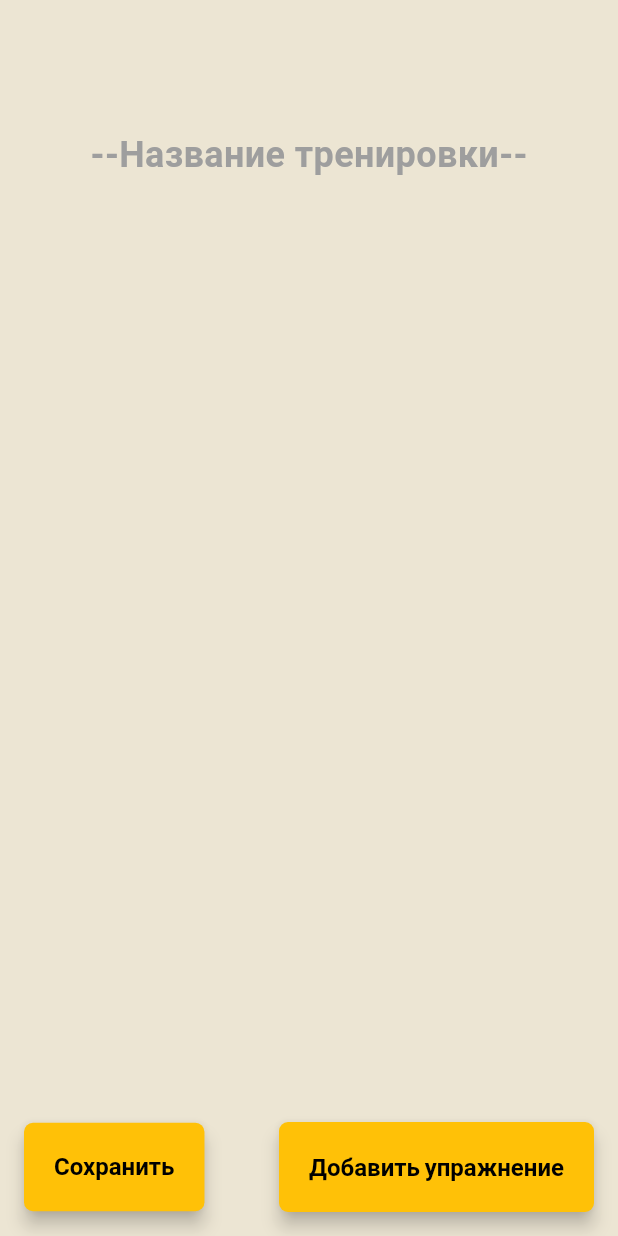
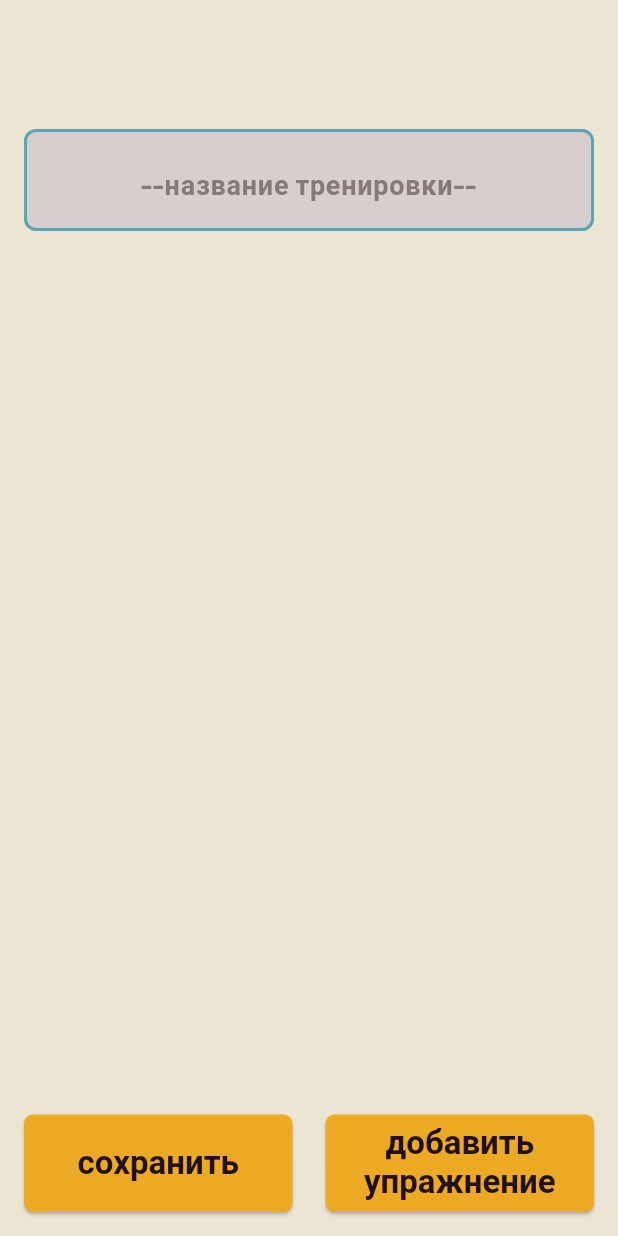
Before and after one commit to vkhokh/Grindstone, a Flutter app: the TrainingScreen screen opened directly, on a phone screen of 412 x 824 dp. Run offline on Flutter 3.47's test engine with Material 3 defaults, Android fonts, the phone set to English and light mode, and no system bars; our stand-ins replace google_fonts.

Commit message:
fix create training screen

```diff
--- a/lib/pages/create_menu.dart
+++ b/lib/pages/create_menu.dart
@@ -1,5 +1,10 @@
+import 'package:dp/theme/theme.dart';
 import 'package:flutter/material.dart';
 import 'package:flutter/foundation.dart';
+
+// Импортируем ваши цвета и тему
+import 'package:dp/colors.dart';
+import 'package:google_fonts/google_fonts.dart'; // Убедитесь, что путь правильный
 
 void main() {
   runApp(MyApp());
@@ -11,6 +16,7 @@ class MyApp extends StatelessWidget {
   @override
   Widget build(BuildContext context) {
     return MaterialApp(
+      theme: mainTheme, // Применяем вашу тему ко всему приложению
       home: TrainingScreen(),
     );
   }
@@ -24,11 +30,36 @@ class TrainingScreen extends StatefulWidget {
 }
 
 class TrainingScreenState extends State<TrainingScreen> {
-  final TextEditingController _controller = TextEditingController();
+  final TextEditingController _exerciseController = TextEditingController();
+  final TextEditingController _trainingNameController = TextEditingController();
+  final FocusNode _trainingNameFocusNode = FocusNode(); // Новый FocusNode
+
   List<String> exercises = [];
 
+  // Состояние для отслеживания, редактируется ли поле
+  bool _isTrainingNameFocused = false;
+
+  @override
+  void initState() {
+    super.initState();
+    // Слушаем изменения фокуса
+    _trainingNameFocusNode.addListener(() {
+      setState(() {
+        _isTrainingNameFocused = _trainingNameFocusNode.hasFocus;
+      });
+    });
+  }
+
+  @override
+  void dispose() {
+    _exerciseController.dispose();
+    _trainingNameController.dispose();
+    _trainingNameFocusNode.dispose();
+    super.dispose();
+  }
+
   void _openExerciseDialog([String? initialName]) {
-    _controller.text = initialName ?? "";
+    _exerciseController.text = initialName ?? "";
     showDialog(
       context: context,
       builder: (BuildContext context) {
@@ -36,18 +67,18 @@ class TrainingScreenState extends State<TrainingScreen> {
           shape: RoundedRectangleBorder(
             borderRadius: BorderRadius.circular(12.0),
           ),
-          backgroundColor: Color(0xFFEBE3D0), // Background color
+          backgroundColor: Color(0xFFEBE3D0), // Background color (как было изначально)
           child: Container(
             width: 300,
             padding: const EdgeInsets.all(24.0),
             child: Column(
               mainAxisSize: MainAxisSize.min,
               children: [
-                const Padding(
-                  padding: EdgeInsets.only(top: 30, bottom: 20),
+                Padding(
+                  padding: const EdgeInsets.only(top: 30, bottom: 20),
                   child: Text(
                     "Выберите упражнение",
-                    style: TextStyle(
+                    style: TextStyle( // Оставляем как было
                       fontSize: 18,
                       fontWeight: FontWeight.bold,
                       color: Colors.black,
@@ -62,8 +93,8 @@ class TrainingScreenState extends State<TrainingScreen> {
                     child: TextField(
                       decoration: InputDecoration(
                         hintText: 'Название упражнения',
-                        hintStyle: TextStyle(color: Colors.grey),
-                        filled: false,
+                        hintStyle: TextStyle(color: Colors.grey), // Как было
+                        filled: false, // Как было (без заливки)
                         border: const UnderlineInputBorder(
                           borderSide: BorderSide(color: Colors.black, width: 2.0),
                         ),
@@ -74,7 +105,7 @@ class TrainingScreenState extends State<TrainingScreen> {
                           borderSide: BorderSide(color: Colors.black, width: 2.0),
                         ),
                       ),
-                      controller: _controller,
+                      controller: _exerciseController,
                     ),
                   ),
                 ),
@@ -82,14 +113,14 @@ class TrainingScreenState extends State<TrainingScreen> {
                   padding: const EdgeInsets.only(top: 10, bottom: 10),
                   child: ElevatedButton(
                     onPressed: () {
-                      String exerciseName = _controller.text;
+                      String exerciseName = _exerciseController.text;
                       if (exerciseName.isNotEmpty) {
                         setState(() {
                           if (initialName != null) {
                             int index = exercises.indexOf(initialName);
-                            exercises[index] = exerciseName;  // Update existing exercise
+                            exercises[index] = exerciseName; // Обновляем существующее упражнение
                           } else {
-                            exercises.add(exerciseName);  // Add new exercise
+                            exercises.add(exerciseName); // Добавляем новое упражнение
                           }
                         });
                         Navigator.of(context).pop();
@@ -97,13 +128,14 @@ class TrainingScreenState extends State<TrainingScreen> {
                     },
                     style: ElevatedButton.styleFrom(
                       fixedSize: const Size(185, 60),
-                      backgroundColor: Colors.amber,
-                      foregroundColor: Colors.black,
+                      backgroundColor:elevatedButtonBackgroundColor, // Как было (можно заменить на elevatedButtonBackgroundColor, если хотите)
+                      foregroundColor:elevatedButtonForegroundColor, // Как было
                       shadowColor: Colors.black.withValues(alpha: 2),
-                      elevation: 5,),
-                    child: const Text(
+                      elevation: 5,
+                    ),
+                    child: Text(
                       'Сохранить',
-                      style: TextStyle(
+                      style: TextStyle( // Как было
                         fontSize: 18,
                         fontWeight: FontWeight.bold,
                       ),
@@ -120,25 +152,64 @@ class TrainingScreenState extends State<TrainingScreen> {
 
   @override
   Widget build(BuildContext context) {
+    // Определяем стиль InputDecoration в зависимости от состояния
+    InputDecoration getTrainingNameInputDecoration() {
+      // Если поле в фокусе ИЛИ поле не в фокусе И пустое (для подсказки), показываем рамку и заливку
+      if (_isTrainingNameFocused || _trainingNameController.text.trim().isEmpty) {
+        return InputDecoration(
+          hintText: '--название тренировки--',
+          hintStyle: GoogleFonts.barlow( // Используем ваш шрифт
+            color: hintTextForegroundColor, // Используем цвет подсказки из ваших assets
+            fontWeight: FontWeight.bold,
+            fontSize: 18, // Уменьшенный размер шрифта для подсказки
+          ),
+          filled: true, // Заливка активна при фокусе или когда пусто
+          fillColor: inputInnerColor,
+          border: OutlineInputBorder(
+            borderRadius: BorderRadius.circular(8),
+            borderSide: BorderSide(width: 2, color: inputOutlineBorderColor),
+          ),
+          focusedBorder: OutlineInputBorder(
+            borderRadius: BorderRadius.circular(8),
+            borderSide: BorderSide(width: 4, color: inputOutlineBorderColor),
+          ),
+        );
+      } else {
+        // Если поле НЕ в фокусе И содержит текст, убираем заливку и рамку
+        return InputDecoration(
+          filled: false, // Нет заливки
+          border: InputBorder.none, // Нет рамки
+          enabledBorder: InputBorder.none, // Нет рамки
+          focusedBorder: InputBorder.none, // Нет рамки
+        );
+      }
+    }
+
     return Scaffold(
       body: Stack(
         children: [
-          // Main content
+          // Основной контент
           Padding(
             padding: const EdgeInsets.all(16.0),
             child: Column(
               children: [
-                SizedBox(height: 70), // Top margin roughly 2-3 cm
-                Text(
-                  "--Название тренировки--",
-                  style: TextStyle(
-                    fontSize: 24, // Increased font size
-                    fontWeight: FontWeight.bold,
-                    color: Colors.grey,
+                SizedBox(height: 70), // Верхний отступ
+                // Поле для названия тренировки
+                Padding(
+                  padding: const EdgeInsets.only(bottom: 20),
+                  child: TextField(
+                    decoration: getTrainingNameInputDecoration(), // Используем динамически созданный стиль
+                    controller: _trainingNameController,
+                    focusNode: _trainingNameFocusNode, // Привязываем FocusNode
+                    textAlign: TextAlign.center,
+                    style: GoogleFonts.barlow( // Стиль текста, который вводит пользователь
+                      color: elevatedButtonForegroundColor, // Используем цвет из ваших assets вместо Colors.black
+                      fontWeight: FontWeight.bold,
+                      fontSize: 24, // Размер шрифта для введённого текста
+                    ),
                   ),
                 ),
-                SizedBox(height: 20),
-                // Display the exercises
+                // Список упражнений
                 Expanded(
                   child: ListView.builder(
                     itemCount: exercises.length,
@@ -149,18 +220,18 @@ class TrainingScreenState extends State<TrainingScreen> {
                         padding: const EdgeInsets.symmetric(horizontal: 16.0),
                         decoration: BoxDecoration(
                           borderRadius: BorderRadius.circular(8.0),
-                          color: Color(0xFFE0E0E0), // Exercise background
+                          color: inputInnerColor, // Используем серый цвет из ваших assets
                         ),
                         child: ListTile(
                           title: Text(
                             exercises[index],
-                            style: TextStyle(
+                            style: GoogleFonts.barlow( // Используем ваш шрифт
                               fontSize: 16,
-                              color: Colors.black,
+                              color: elevatedButtonForegroundColor, // Цвет текста упражнения тоже из assets
                             ),
                           ),
                           trailing: IconButton(
-                            icon: Icon(Icons.edit, color: Colors.black),
+                            icon: Icon(Icons.edit, color: elevatedButtonForegroundColor), // Цвет иконки из assets
                             onPressed: () {
                               _openExerciseDialog(exercises[index]);
                             },
@@ -173,7 +244,7 @@ class TrainingScreenState extends State<TrainingScreen> {
               ],
             ),
           ),
-          // Buttons at the bottom
+          // Кнопки внизу
           Align(
             alignment: Alignment.bottomCenter,
             child: Padding(
@@ -181,45 +252,45 @@ class TrainingScreenState extends State<TrainingScreen> {
               child: Row(
                 mainAxisAlignment: MainAxisAlignment.spaceBetween,
                 children: [
-                  // "Save" button
+                  // Кнопка "Сохранить"
                   ElevatedButton(
                     onPressed: () {
-                      String trainingName = "Тренировка сохранена: ${_controller.text}";
-                      if (kDebugMode) {
-                        debugPrint(trainingName);
+                      String trainingName = _trainingNameController.text.trim();
+                      if (trainingName.isNotEmpty) {
+                        // Здесь можно добавить логику сохранения всей тренировки
+                        if (kDebugMode) {
+                          debugPrint("Тренировка '$trainingName' сохранена с ${exercises.length} упражнениями.");
+                        }
+                      } else {
+                        // Можно показать Snackbar или AlertDialog, если название не введено
+                        if (kDebugMode) {
+                          debugPrint("Пожалуйста, введите название тренировки.");
+                        }
                       }
                     },
                     style: ElevatedButton.styleFrom(
-                      backgroundColor: Colors.amber,
-                      padding: EdgeInsets.symmetric(horizontal: 20, vertical: 20),
-                      shadowColor: Colors.black.withValues(alpha: 2),
-                      elevation: 5,
-                      minimumSize: Size(100, 45), // Same size for both buttons
+                      fixedSize: const Size(179, 65), // Размер кнопки
                     ),
                     child: Text(
-                      'Сохранить',
-                      style: TextStyle(
-                        fontSize: 16,
+                      'сохранить',
+                      style: GoogleFonts.barlow(
+                        fontSize: 22,
                         fontWeight: FontWeight.bold,
-                        color: Colors.black,
                       ),
-                    ),),
-                  // "Add Exercise" button
+                    ),
+                  ),
+                  // Кнопка "Добавить упражнение"
                   ElevatedButton(
                     onPressed: _openExerciseDialog,
                     style: ElevatedButton.styleFrom(
-                      backgroundColor: Colors.amber,
-                      padding: EdgeInsets.symmetric(horizontal: 20, vertical: 20),
-                      shadowColor: Colors.black.withValues(alpha: 2),
-                      elevation: 5,
-                      minimumSize: Size(100, 45), // Same size for both buttons
+                      fixedSize: const Size(179, 65), // Размер кнопки
                     ),
                     child: Text(
-                      'Добавить упражнение',
-                      style: TextStyle(
-                        fontSize: 16,
+                      'добавить\nупражнение',
+                      textAlign: TextAlign.center,
+                      style: GoogleFonts.barlow(
+                        fontSize: 22,
                         fontWeight: FontWeight.bold,
-                        color: Colors.black,
                       ),
                     ),
                   ),
--- a/lib/pages/login_page.dart
+++ b/lib/pages/login_page.dart
@@ -1,3 +1,4 @@
+import 'package:dp/pages/create_menu.dart';
 import 'package:flutter/material.dart';
 
 class LoginPage extends StatefulWidget {
@@ -66,7 +67,10 @@ class LoginPageState extends State<LoginPage> {
                 ),
               ),
               ElevatedButton(
-                onPressed: () => UnimplementedError,
+                onPressed: () {
+                  Navigator.push(context, MaterialPageRoute(builder:(context) => const TrainingScreen(),
+                  ));
+                },
                 style: ElevatedButton.styleFrom(fixedSize: Size(185, 60)),
                 child: Text('ВОЙТИ'),
               ),
```
